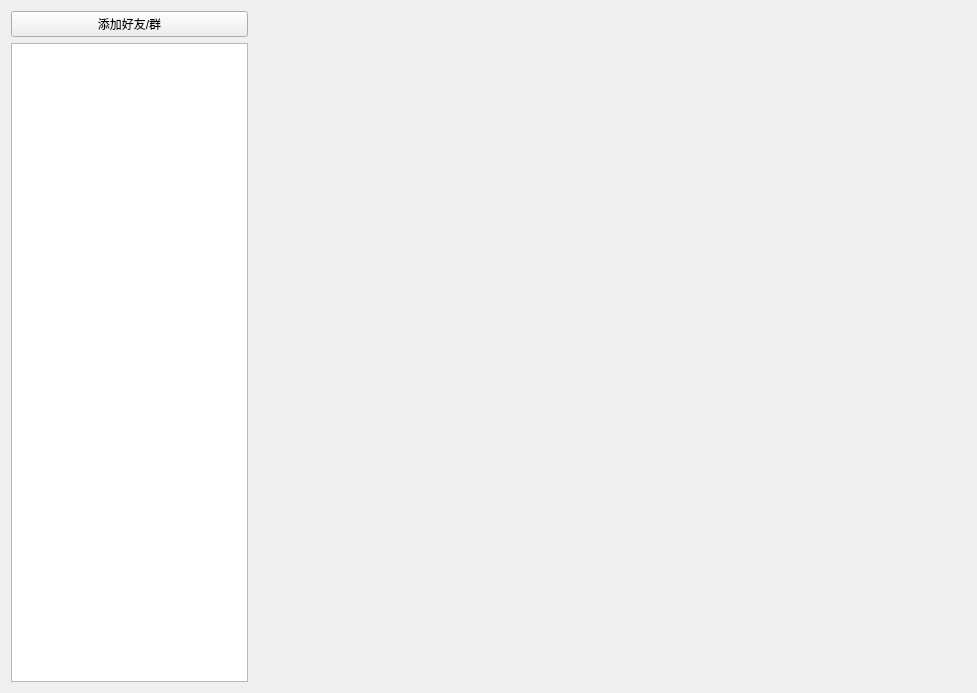
First picture: the form in message-client/4.Friend/ui/FriendWidget.ui, repository yxiao-yang/message-client, before the edit.
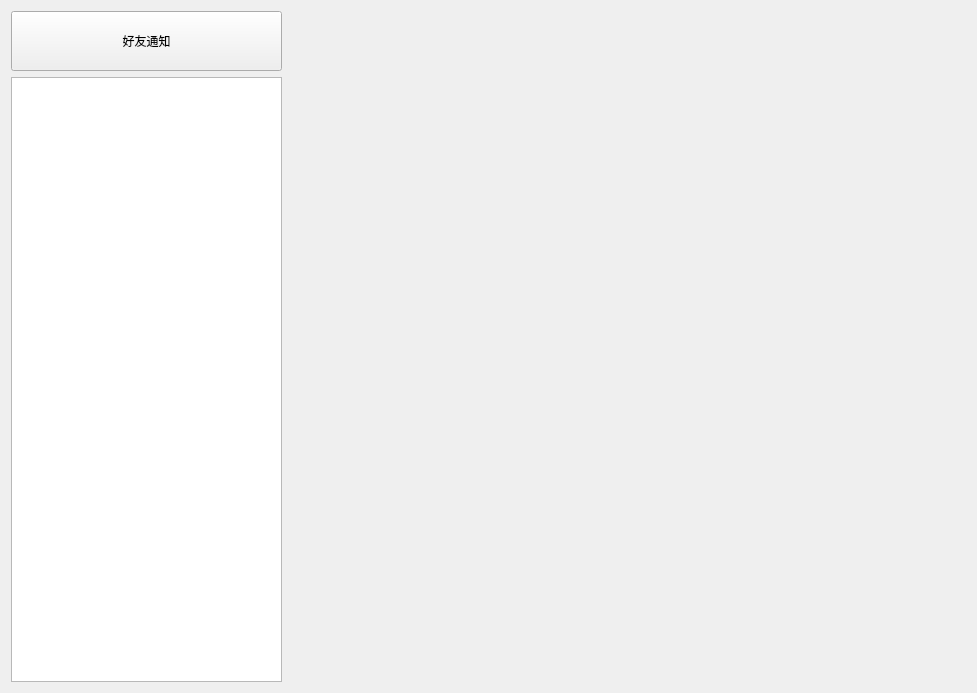
Second picture: the form after the edit.

Commit message: 完成联系人界面ui，新增好友通知页面

What changed in the file:
```diff
--- a/message-client/4.Friend/ui/FriendWidget.ui
+++ b/message-client/4.Friend/ui/FriendWidget.ui
@@ -13,13 +13,19 @@
   <property name="windowTitle">
    <string>Form</string>
   </property>
-  <layout class="QHBoxLayout" name="horizontalLayout" stretch="1,3">
+  <layout class="QHBoxLayout" name="horizontalLayout" stretch="2,5">
    <item>
-    <layout class="QVBoxLayout" name="verticalLayout">
+    <layout class="QVBoxLayout" name="verticalLayout" stretch="1,10">
      <item>
-      <widget class="QPushButton" name="pushButton">
+      <widget class="QPushButton" name="NoticePb">
+       <property name="sizePolicy">
+        <sizepolicy hsizetype="Minimum" vsizetype="Preferred">
+         <horstretch>0</horstretch>
+         <verstretch>0</verstretch>
+        </sizepolicy>
+       </property>
        <property name="text">
-        <string>添加好友/群</string>
+        <string>好友通知</string>
        </property>
       </widget>
      </item>
@@ -29,10 +35,7 @@
     </layout>
    </item>
    <item>
-    <widget class="QStackedWidget" name="stackedWidget">
-     <widget class="QWidget" name="page"/>
-     <widget class="QWidget" name="page_2"/>
-    </widget>
+    <widget class="QStackedWidget" name="FriendSWgt"/>
    </item>
   </layout>
  </widget>
```
Left out of the diff: 2 changed lines with no effect on the pictures. The commit also changes 22 other files.
